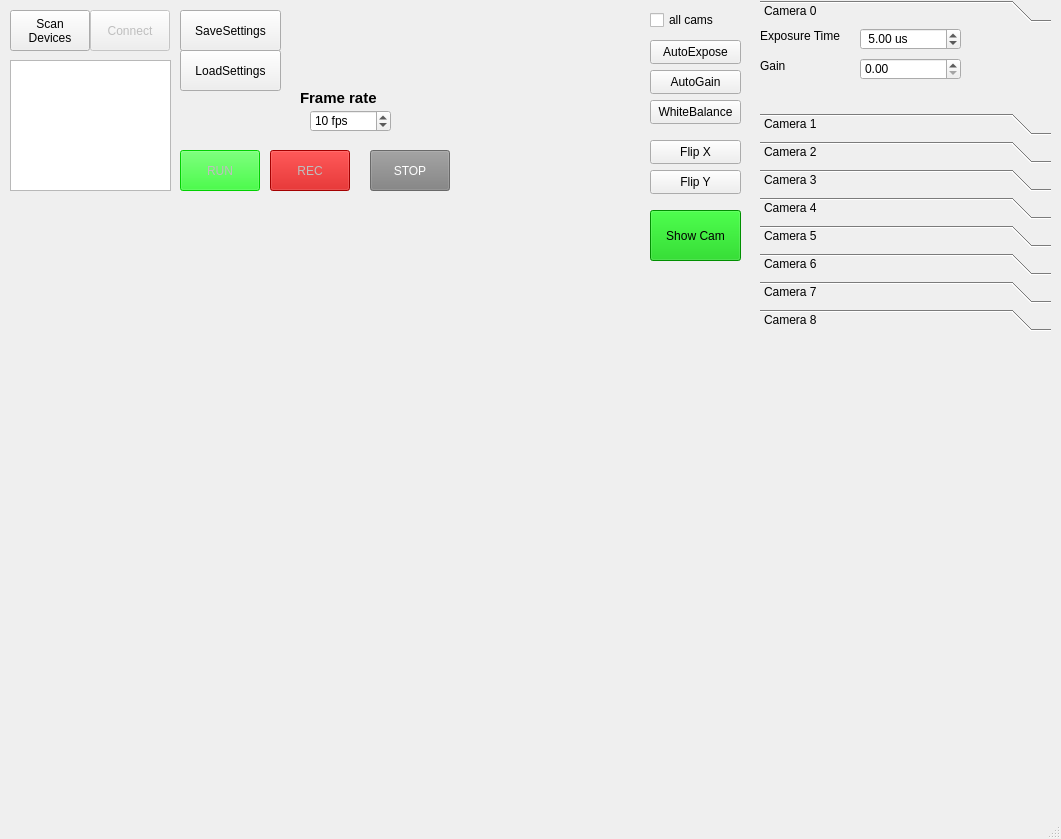
The window that GUI/GUI_design.ui (arturoptophys/Surgery_Viewer) describes before a commit, drawn with Qt 5.
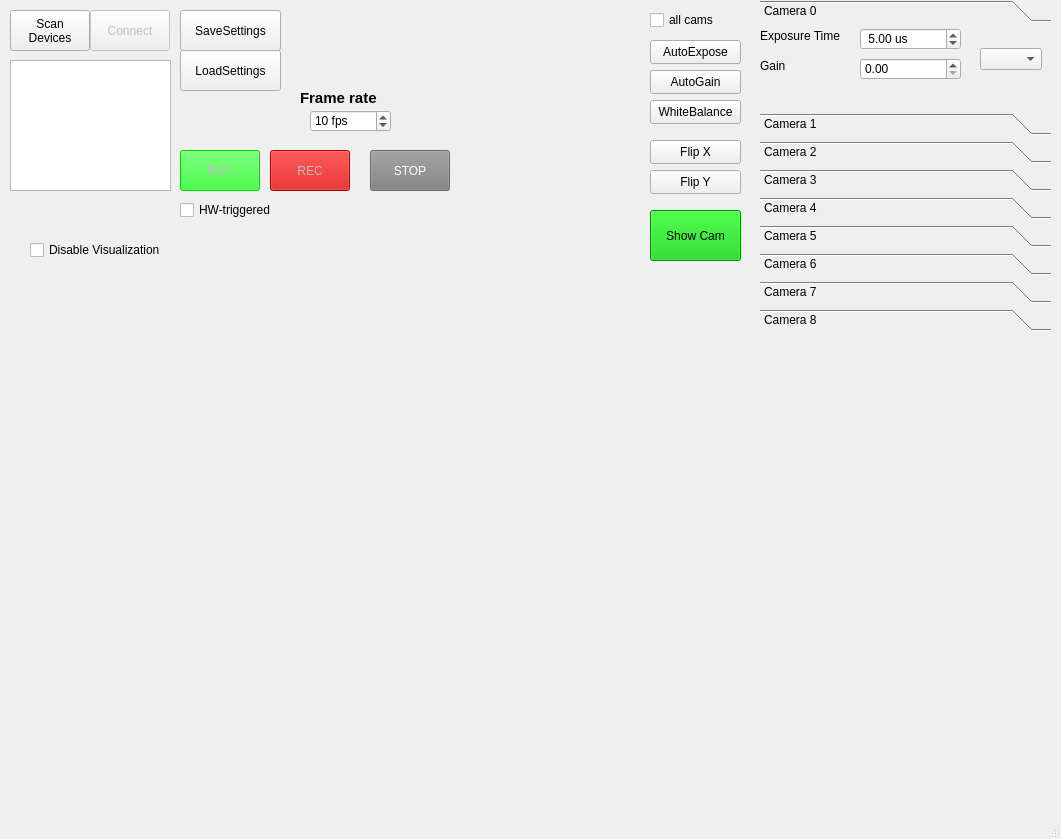
The same window after the commit. Custom widgets are drawn as their Qt base class.

Commit message: - Implemented HM-based viewer - Implemented a switch to disable visualization

```diff
--- a/GUI/GUI_design.ui
+++ b/GUI/GUI_design.ui
@@ -295,6 +295,16 @@
        <string>Exposure Time</string>
       </property>
      </widget>
+     <widget class="QComboBox" name="ColorMode_comboBox_0">
+      <property name="geometry">
+       <rect>
+        <x>220</x>
+        <y>20</y>
+        <width>62</width>
+        <height>22</height>
+       </rect>
+      </property>
+     </widget>
     </widget>
     <widget class="QWidget" name="cam2">
      <property name="geometry">
@@ -1155,6 +1165,32 @@
      </rect>
     </property>
    </widget>
+   <widget class="QCheckBox" name="HWTrig_checkBox">
+    <property name="geometry">
+     <rect>
+      <x>180</x>
+      <y>200</y>
+      <width>101</width>
+      <height>20</height>
+     </rect>
+    </property>
+    <property name="text">
+     <string>HW-triggered</string>
+    </property>
+   </widget>
+   <widget class="QCheckBox" name="DisableViz_checkBox">
+    <property name="geometry">
+     <rect>
+      <x>30</x>
+      <y>240</y>
+      <width>151</width>
+      <height>20</height>
+     </rect>
+    </property>
+    <property name="text">
+     <string>Disable Visualization</string>
+    </property>
+   </widget>
   </widget>
   <widget class="QMenuBar" name="menubar">
    <property name="geometry">
```
The commit also changes 2 other files.
